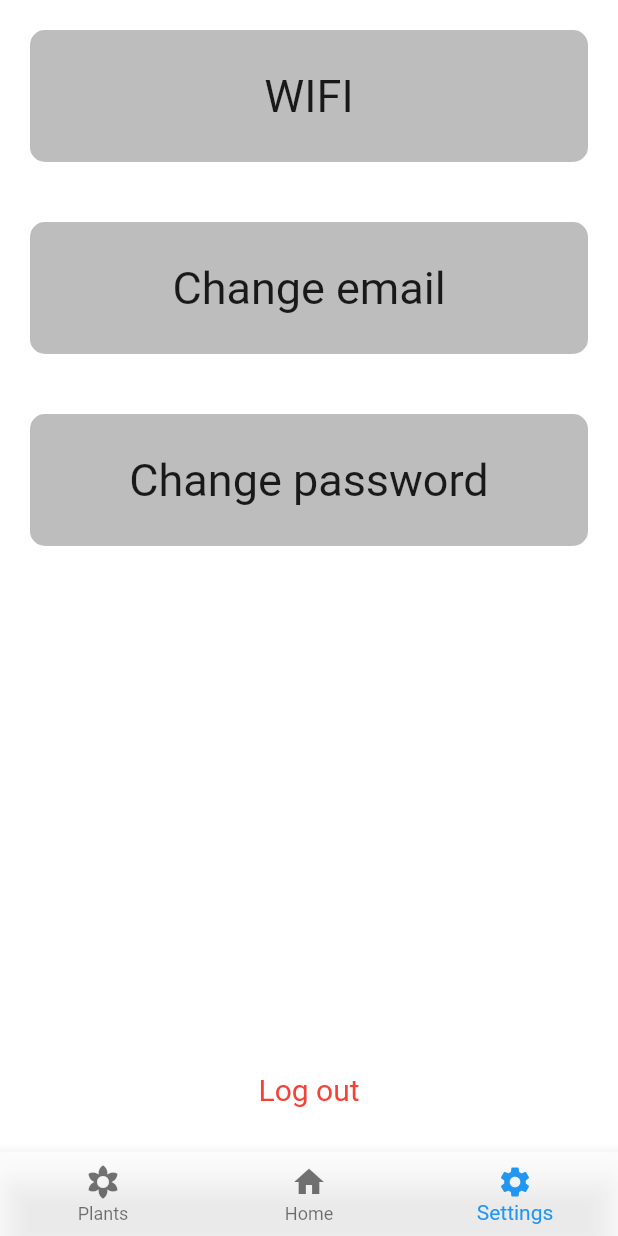
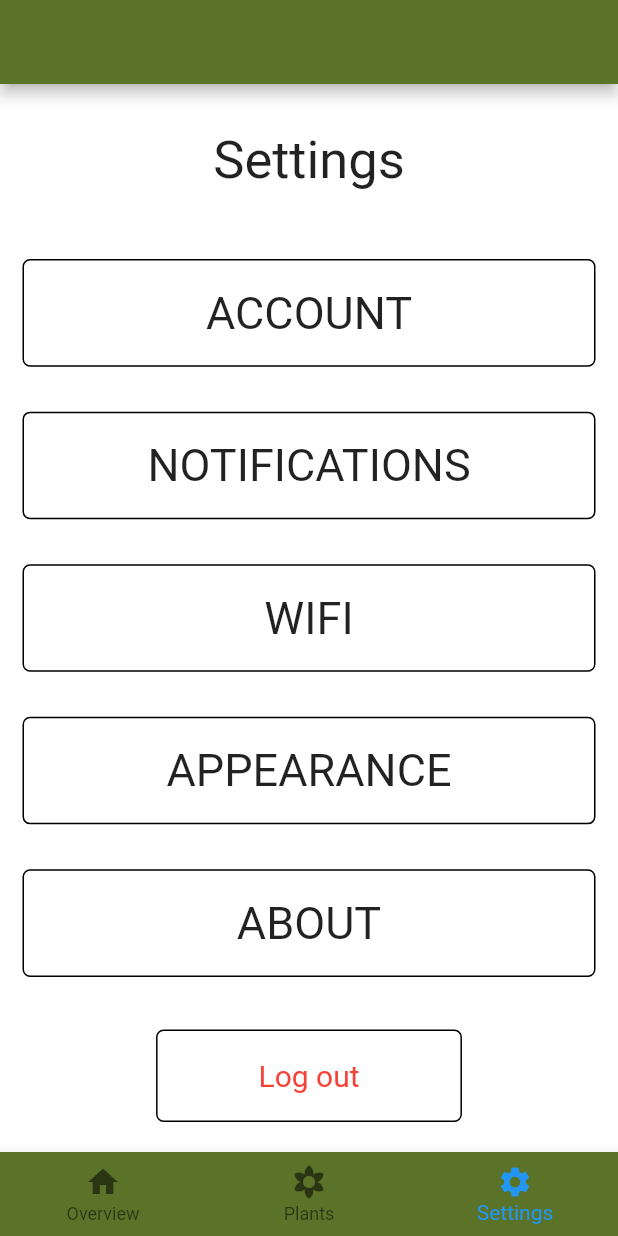
Before and after one commit to nip009/water_plant, a Flutter app: the screen it shows after launch, item 3 of the bottom bar chosen, on a phone screen of 412 x 824 dp. Run offline on Flutter 3.47's test engine with Material 2 defaults, Android fonts, the phone set to English and light mode, and no system bars; our stand-ins replace gradient_app_bar.

Commit message:
Change primary colors

```diff
--- a/lib/constants.dart
+++ b/lib/constants.dart
@@ -2,12 +2,16 @@ library constants;
 
 import 'package:flutter/material.dart';
 
+const Color BOTTOM_NAVIGATION_BAR_COLOR = const Color(0xff5b7329); // dark green
+
 //const Color BORDER_COLOR = Colors.white70;
 const Color BORDER_COLOR = const Color(0xFF424242); // grey[800]
 
-const Color CARD_BACKGROUND_COLOR = const Color(0xFFBDBDBD); // grey[400]
+//const Color CARD_BACKGROUND_COLOR = const Color(0xFFBDBDBD); // grey[400]
 
-const Color SCAFFOLD_BACKGROUND_COLOR = Colors.white70;
+const Color CARD_BACKGROUND_COLOR = Colors.white;
+
+const Color SCAFFOLD_BACKGROUND_COLOR = const Color(0xF2F2F0); // greywhite
 
 const Color WATER_LEVEL_FILL_DARK_THEME =
     const Color(0xFF1E88E5); // Colors.blue[600]
--- a/lib/main.dart
+++ b/lib/main.dart
@@ -133,7 +133,7 @@ class PlantWateringApp extends StatelessWidget {
           canvasColor: Colors.white70,
           primaryColorDark: Colors.blue[800],
           appBarTheme: AppBarTheme(
-            color: Colors.green,
+            color: Constants.BOTTOM_NAVIGATION_BAR_COLOR,
           ),
         ),
         //themeMode: ThemeMode.dark,
--- a/lib/src/screens/homepage/homepage.dart
+++ b/lib/src/screens/homepage/homepage.dart
@@ -5,6 +5,7 @@ import 'package:water_plant/src/screens/homepage/components/homepage_body.dart';
 import 'package:water_plant/src/screens/plants_overview/plants_overview.dart';
 import 'package:water_plant/src/screens/settings/settings_screen.dart';
 import 'package:gradient_app_bar/gradient_app_bar.dart';
+import 'package:water_plant/constants.dart' as Constants;
 
 class HomePageScreen extends StatefulWidget {
   final List<WaterTankDevice> tanks;
@@ -42,6 +43,7 @@ class _HomePageScreenState extends State<HomePageScreen> {
           centerTitle: true,
         ),*/
       bottomNavigationBar: BottomNavigationBar(
+          backgroundColor: Constants.BOTTOM_NAVIGATION_BAR_COLOR,
           currentIndex: _currentIndex,
           onTap: (int index) {
             setState(() {
@@ -50,16 +52,16 @@ class _HomePageScreenState extends State<HomePageScreen> {
           },
           items: allDestinations.map((Destination destination) {
             return BottomNavigationBarItem(
-                icon: Icon(destination.icon),
-                title: Text(destination.title),
-                backgroundColor: destination.color);
+              icon: Icon(destination.icon),
+              title: Text(destination.title),
+            );
           }).toList()),
       body: SafeArea(
         child: IndexedStack(
           index: _currentIndex,
           children: <Widget>[
+            HomePageBody(widget.tanks),
             PlantsOverviewScreen(widget.tanks),
-            HomePageBody(widget.tanks),
             SettingsScreen(),
           ],
         ),
@@ -77,7 +79,7 @@ class Destination {
 }
 
 const List<Destination> allDestinations = <Destination>[
-  Destination(0, 'Plants', Icons.filter_vintage, Colors.cyan),
-  Destination(1, 'Home', Icons.home, Colors.teal),
+  Destination(0, 'Overview', Icons.home, Colors.teal),
+  Destination(1, 'Plants', Icons.filter_vintage, Colors.cyan),
   Destination(2, 'Settings', Icons.settings, Colors.orange),
 ];
--- a/lib/src/screens/settings/settings_screen.dart
+++ b/lib/src/screens/settings/settings_screen.dart
@@ -4,32 +4,67 @@ import 'package:water_plant/constants.dart' as Constants;
 class SettingsScreen extends StatelessWidget {
   @override
   Widget build(BuildContext context) {
+    bool isDark = MediaQuery.of(context).platformBrightness == Brightness.dark;
+    Color color =
+        isDark ? Constants.BORDER_COLOR : Constants.CARD_BACKGROUND_COLOR;
     return Scaffold(
+      appBar: AppBar(),
       body: Container(
         width: double.infinity,
         child: Column(
           children: <Widget>[
             Expanded(
-              child: ChoiceButton(
-                text: 'WIFI',
+              child: Container(
+                alignment: Alignment.center,
+                child: Text(
+                  'Settings',
+                  style: TextStyle(fontSize: 35),
+                ),
               ),
             ),
             Expanded(
               child: ChoiceButton(
-                text: 'Change email',
+                text: 'ACCOUNT',
+                color: color,
               ),
             ),
             Expanded(
               child: ChoiceButton(
-                text: 'Change password',
+                text: 'NOTIFICATIONS',
+                color: color,
               ),
             ),
             Expanded(
-              flex: 3,
+              child: ChoiceButton(
+                text: 'WIFI',
+                color: color,
+              ),
+            ),
+            Expanded(
+              child: ChoiceButton(
+                text: 'APPEARANCE',
+                color: color,
+              ),
+            ),
+            Expanded(
+              child: ChoiceButton(
+                text: 'ABOUT',
+                color: color,
+              ),
+            ),
+            Expanded(
               child: Container(
-                padding: EdgeInsets.only(bottom: 30),
+                margin: EdgeInsets.all(20),
+                decoration: BoxDecoration(
+                  borderRadius: BorderRadius.circular(5),
+                  border: Border.all(
+                    width: 1,
+                  ),
+                  color: color,
+                ),
                 child: Align(
-                  alignment: Alignment.bottomCenter,
+                  widthFactor: 3,
+                  alignment: Alignment.center,
                   child: Text(
                     "Log out",
                     style: TextStyle(color: Colors.red, fontSize: 20),
@@ -48,9 +83,11 @@ class ChoiceButton extends StatelessWidget {
   const ChoiceButton({
     Key key,
     @required this.text,
+    @required this.color,
   }) : super(key: key);
 
   final String text;
+  final Color color;
 
   @override
   Widget build(BuildContext context) {
@@ -58,11 +95,15 @@ class ChoiceButton extends StatelessWidget {
     Color color =
         isDark ? Constants.BORDER_COLOR : Constants.CARD_BACKGROUND_COLOR;
     return Container(
+      padding: EdgeInsets.all(0),
       decoration: BoxDecoration(
-        borderRadius: BorderRadius.circular(10),
+        border: Border.all(
+          width: 1,
+        ),
+        borderRadius: BorderRadius.circular(5),
         color: color,
       ),
-      margin: EdgeInsets.all(20),
+      margin: EdgeInsets.all(15),
       child: Center(
         child: Text(
           this.text,
```
Also changed, not shown: assets/logo.png (added).
